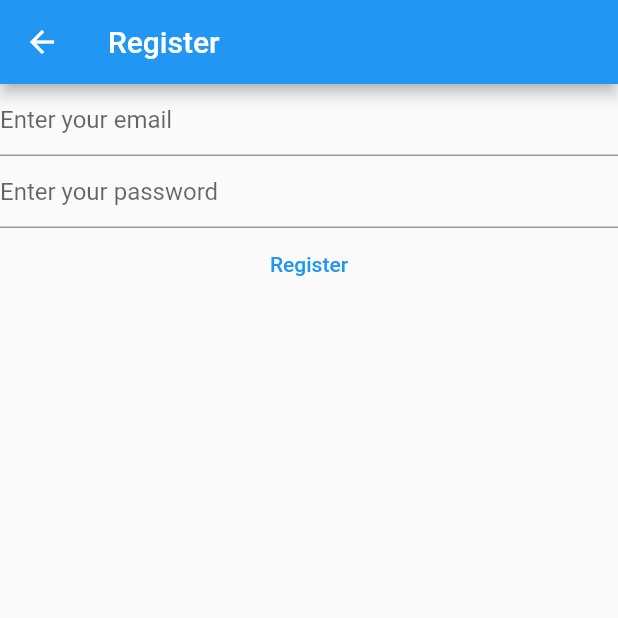
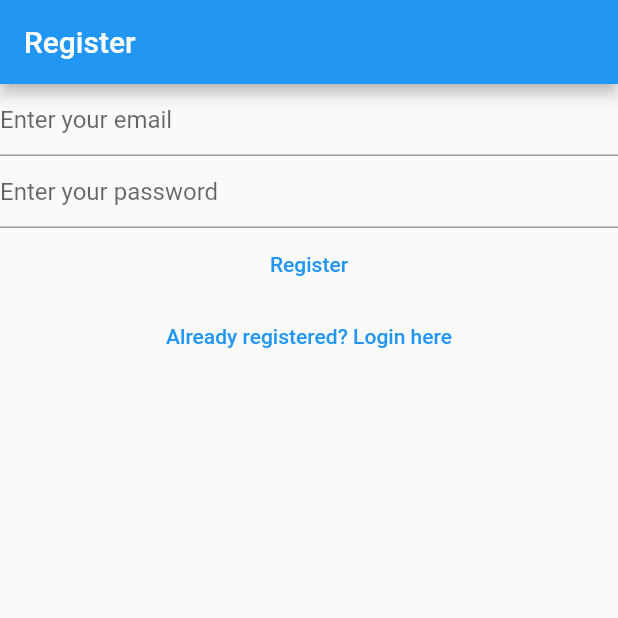
Before and after one commit to Ridhiwan/rmnotes, a Flutter app: the RegisterView screen opened directly, on a phone screen of 412 x 824 dp, the top half of it. Run offline on Flutter 3.47's test engine with Material 2 defaults, Android fonts, the light colour scheme and no system bars; our stand-ins replace firebase_auth, firebase_core; missing offline and left inert: dart:js; accounts and stored records are empty.

Commit message:
Added more views

```diff
--- a/lib/views/register_view.dart
+++ b/lib/views/register_view.dart
@@ -35,13 +35,7 @@
       appBar: AppBar(
         title: const Text('Register'),
       ),
-      body: FutureBuilder(
-        future: Firebase.initializeApp(
-            options: DefaultFirebaseOptions.currentPlatform),
-        builder: (context, snapshot) {
-          switch (snapshot.connectionState) {
-            case ConnectionState.done:
-              return Column(
+      body: Column(
         children: [
           TextField(
             controller: _email,
@@ -79,12 +73,12 @@
             },
             child: const Text('Register'),
           ),
+          TextButton(
+              onPressed: (){
+                Navigator.of(context).pushNamedAndRemoveUntil('/login/', (route) => false);
+              },
+              child: const Text('Already registered? Login here'))
         ],
-              );
-            default:
-              return const Text('Loading.................');
-          }
-        },
       ),
     );
   }
```
Also changed, not shown: lib/main.dart (+15 -13 lines), lib/views/login_view.dart (+7 -14 lines), lib/views/verify_email_view.dart (added, +30 -0 lines). Lines whose indentation alone changed are shown as unchanged.
